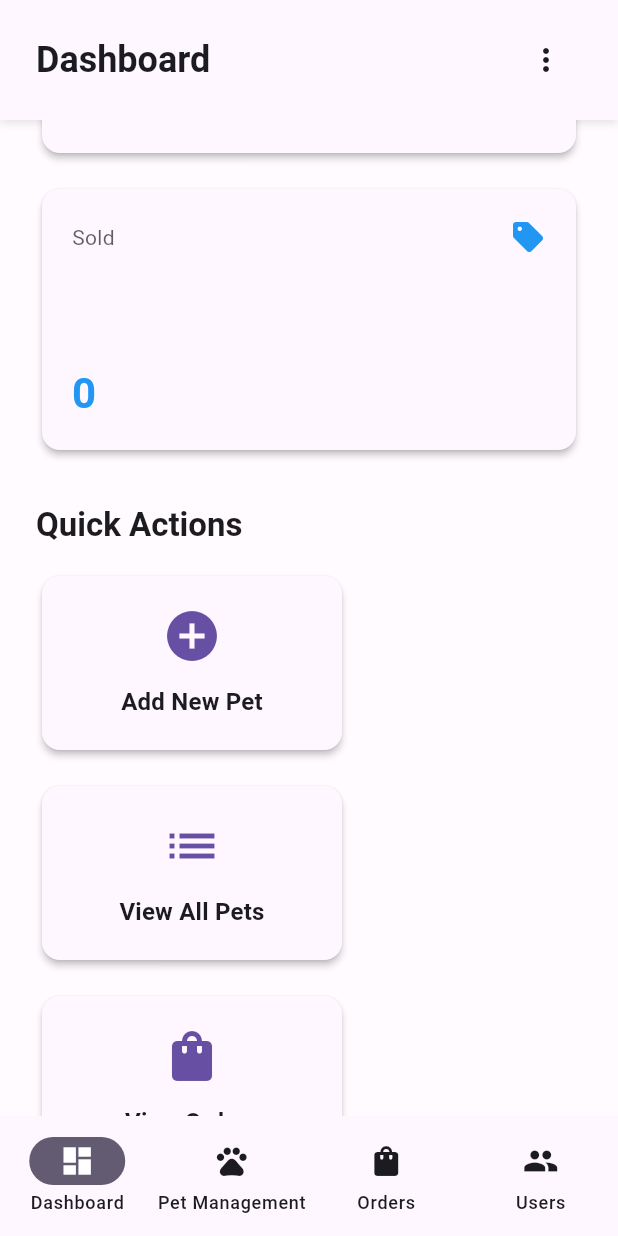
After one commit to nerufuyo/atomepet, a Flutter app: the AdminDashboardScreen screen opened by its route, scrolled down 576 dp, after a tap on the "more vert" icon, on a phone screen of 412 x 824 dp. The commit adds this screen. Run offline on Flutter 3.47's test engine with Material 3 defaults, Android fonts, the phone set to English and light mode, and no system bars; our stand-ins replace cached_network_image, connectivity_plus, dio, equatable, flutter_secure_storage, get and 5 more; accounts and stored records are empty; network calls fail.

Commit message:
feat: add admin dashboard with responsive layout
- Create AdminDashboardScreen with sidebar navigation
- Add responsive layout for mobile/tablet/desktop
- Implement dashboard statistics cards (total, available, pending, sold pets)
- Add quick action cards for common admin tasks
- Configure admin routes (/admin, /admin/pets)
- Add admin link to home screen
- Support navigation rail (extended on desktop, compact on tablet)
- Add user profile section in sidebar with logout
- Implement popup menu with profile, settings, logout actions
- Mobile bottom navigation for narrow screens
- Statistics show real-time pet counts from PetController

```diff
--- a/lib/routes/app_pages.dart
+++ b/lib/routes/app_pages.dart
@@ -12,6 +12,7 @@ import 'package:atomepet/views/screens/pet/pet_form_screen.dart';
 import 'package:atomepet/views/screens/store/store_screen.dart';
 import 'package:atomepet/views/screens/store/order_history_screen.dart';
 import 'package:atomepet/views/screens/profile/profile_screen.dart';
+import 'package:atomepet/views/screens/admin/admin_dashboard_screen.dart';
 import 'package:atomepet/bindings/home_binding.dart';
 import 'package:atomepet/bindings/auth_binding.dart';
 import 'package:atomepet/models/pet.dart';
@@ -96,5 +97,21 @@ class AppPages {
       transition: Transition.rightToLeft,
       transitionDuration: AppTransitions.defaultDuration,
     ),
+    GetPage(
+      name: AppRoutes.admin,
+      page: () => const AdminDashboardScreen(),
+      binding: HomeBinding(),
+      middlewares: [AuthMiddleware()],
+      transition: Transition.fadeIn,
+      transitionDuration: AppTransitions.defaultDuration,
+    ),
+    GetPage(
+      name: AppRoutes.adminPets,
+      page: () => const AdminDashboardScreen(),
+      binding: HomeBinding(),
+      middlewares: [AuthMiddleware()],
+      transition: Transition.fadeIn,
+      transitionDuration: AppTransitions.defaultDuration,
+    ),
   ];
 }
--- a/lib/routes/app_routes.dart
+++ b/lib/routes/app_routes.dart
@@ -14,4 +14,6 @@ class AppRoutes {
   static const String cart = '/cart';
   static const String profile = '/profile';
   static const String settings = '/settings';
+  static const String admin = '/admin';
+  static const String adminPets = '/admin/pets';
 }
--- /dev/null
+++ b/lib/views/screens/admin/admin_dashboard_screen.dart
@@ -0,0 +1,562 @@
+import 'package:flutter/material.dart';
+import 'package:get/get.dart';
+import 'package:atomepet/controllers/pet_controller.dart';
+import 'package:atomepet/controllers/user_controller.dart';
+import 'package:atomepet/routes/app_routes.dart';
+
+class AdminDashboardScreen extends StatefulWidget {
+  const AdminDashboardScreen({super.key});
+
+  @override
+  State<AdminDashboardScreen> createState() => _AdminDashboardScreenState();
+}
+
+class _AdminDashboardScreenState extends State<AdminDashboardScreen> {
+  int _selectedIndex = 0;
+
+  final List<NavigationItem> _navItems = [
+    NavigationItem(
+      icon: Icons.dashboard,
+      label: 'Dashboard',
+      route: '/admin',
+    ),
+    NavigationItem(
+      icon: Icons.pets,
+      label: 'Pet Management',
+      route: '/admin/pets',
+    ),
+    NavigationItem(
+      icon: Icons.shopping_bag,
+      label: 'Orders',
+      route: '/admin/orders',
+    ),
+    NavigationItem(
+      icon: Icons.people,
+      label: 'Users',
+      route: '/admin/users',
+    ),
+  ];
+
+  @override
+  Widget build(BuildContext context) {
+    final theme = Theme.of(context);
+    final isWideScreen = MediaQuery.of(context).size.width >= 1024;
+    final isMediumScreen = MediaQuery.of(context).size.width >= 600;
+
+    return Scaffold(
+      body: Row(
+        children: [
+          // Sidebar Navigation
+          if (isWideScreen || isMediumScreen)
+            NavigationRail(
+              extended: isWideScreen,
+              selectedIndex: _selectedIndex,
+              onDestinationSelected: (index) {
+                setState(() {
+                  _selectedIndex = index;
+                });
+              },
+              leading: isWideScreen
+                  ? Padding(
+                      padding: const EdgeInsets.all(16.0),
+                      child: Column(
+                        children: [
+                          Icon(
+                            Icons.pets,
+                            size: 48,
+                            color: theme.colorScheme.primary,
+                          ),
+                          const SizedBox(height: 8),
+                          Text(
+                            'AtomePet',
+                            style: theme.textTheme.titleLarge?.copyWith(
+                              fontWeight: FontWeight.bold,
+                            ),
+                          ),
+                          const SizedBox(height: 4),
+                          Text(
+                            'Admin Panel',
+                            style: theme.textTheme.bodySmall?.copyWith(
+                              color: theme.colorScheme.onSurface.withOpacity(0.6),
+                            ),
+                          ),
+                        ],
+                      ),
+                    )
+                  : Icon(
+                      Icons.pets,
+                      size: 36,
+                      color: theme.colorScheme.primary,
+                    ),
+              trailing: isWideScreen
+                  ? Expanded(
+                      child: Align(
+                        alignment: Alignment.bottomCenter,
+                        child: Padding(
+                          padding: const EdgeInsets.all(16.0),
+                          child: _buildUserSection(theme),
+                        ),
+                      ),
+                    )
+                  : null,
+              destinations: _navItems
+                  .map(
+                    (item) => NavigationRailDestination(
+                      icon: Icon(item.icon),
+                      label: Text(item.label),
+                    ),
+                  )
+                  .toList(),
+            ),
+
+          // Vertical Divider
+          if (isWideScreen || isMediumScreen) const VerticalDivider(width: 1),
+
+          // Main Content Area
+          Expanded(
+            child: Column(
+              children: [
+                // App Bar
+                _buildAppBar(theme, isWideScreen),
+
+                // Content
+                Expanded(
+                  child: _buildContent(),
+                ),
+              ],
+            ),
+          ),
+        ],
+      ),
+
+      // Bottom Navigation for mobile
+      bottomNavigationBar: (isWideScreen || isMediumScreen)
+          ? null
+          : NavigationBar(
+              selectedIndex: _selectedIndex,
+              onDestinationSelected: (index) {
+                setState(() {
+                  _selectedIndex = index;
+                });
+              },
+              destinations: _navItems
+                  .map(
+                    (item) => NavigationDestination(
+                      icon: Icon(item.icon),
+                      label: item.label,
+                    ),
+                  )
+                  .toList(),
+            ),
+    );
+  }
+
+  Widget _buildAppBar(ThemeData theme, bool isWideScreen) {
+    final userController = Get.find<UserController>();
+
+    return Container(
+      decoration: BoxDecoration(
+        color: theme.colorScheme.surface,
+        boxShadow: [
+          BoxShadow(
+            color: theme.colorScheme.shadow.withOpacity(0.1),
+            blurRadius: 4,
+            offset: const Offset(0, 2),
+          ),
+        ],
+      ),
+      child: Padding(
+        padding: const EdgeInsets.symmetric(horizontal: 24, vertical: 16),
+        child: Row(
+          children: [
+            Text(
+              _navItems[_selectedIndex].label,
+              style: theme.textTheme.headlineSmall?.copyWith(
+                fontWeight: FontWeight.bold,
+              ),
+            ),
+            const Spacer(),
+            if (isWideScreen) ...[
+              IconButton(
+                icon: const Icon(Icons.notifications_outlined),
+                onPressed: () {
+                  // TODO: Show notifications
+                },
+              ),
+              const SizedBox(width: 8),
+              Obx(() {
+                final user = userController.currentUser.value;
+                return PopupMenuButton<void>(
+                  child: Row(
+                    mainAxisSize: MainAxisSize.min,
+                    children: [
+                      CircleAvatar(
+                        backgroundColor: theme.colorScheme.primaryContainer,
+                        child: Text(
+                          user?.username?.substring(0, 1).toUpperCase() ?? 'A',
+                          style: TextStyle(
+                            color: theme.colorScheme.onPrimaryContainer,
+                            fontWeight: FontWeight.bold,
+                          ),
+                        ),
+                      ),
+                      const SizedBox(width: 12),
+                      Column(
+                        crossAxisAlignment: CrossAxisAlignment.start,
+                        mainAxisSize: MainAxisSize.min,
+                        children: [
+                          Text(
+                            user?.username ?? 'Admin',
+                            style: theme.textTheme.bodyMedium?.copyWith(
+                              fontWeight: FontWeight.w600,
+                            ),
+                          ),
+                          Text(
+                            user?.email ?? '',
+                            style: theme.textTheme.bodySmall?.copyWith(
+                              color: theme.colorScheme.onSurface.withOpacity(0.6),
+                            ),
+                          ),
+                        ],
+                      ),
+                      const SizedBox(width: 8),
+                      const Icon(Icons.arrow_drop_down),
+                    ],
+                  ),
+                  itemBuilder: (context) => <PopupMenuEntry<void>>[
+                    PopupMenuItem<void>(
+                      child: const Row(
+                        children: [
+                          Icon(Icons.person),
+                          SizedBox(width: 12),
+                          Text('Profile'),
+                        ],
+                      ),
+                      onTap: () => Get.toNamed(AppRoutes.profile),
+                    ),
+                    PopupMenuItem<void>(
+                      child: const Row(
+                        children: [
+                          Icon(Icons.settings),
+                          SizedBox(width: 12),
+                          Text('Settings'),
+                        ],
+                      ),
+                      onTap: () {
+                        // TODO: Navigate to settings
+                      },
+                    ),
+                    const PopupMenuDivider(),
+                    PopupMenuItem<void>(
+                      child: Row(
+                        children: [
+                          Icon(Icons.logout, color: theme.colorScheme.error),
+                          const SizedBox(width: 12),
+                          Text(
+                            'Logout',
+                            style: TextStyle(color: theme.colorScheme.error),
+                          ),
+                        ],
+                      ),
+                      onTap: () async {
+                        await userController.logout();
+                        Get.offAllNamed(AppRoutes.login);
+                      },
+                    ),
+                  ],
+                );
+              }),
+            ] else
+              IconButton(
+                icon: const Icon(Icons.more_vert),
+                onPressed: () {
+                  // TODO: Show mobile menu
+                },
+              ),
+          ],
+        ),
+      ),
+    );
+  }
+
+  Widget _buildUserSection(ThemeData theme) {
+    final userController = Get.find<UserController>();
+
+    return Obx(() {
+      final user = userController.currentUser.value;
+      return Card(
+        child: Padding(
+          padding: const EdgeInsets.all(12.0),
+          child: Column(
+            mainAxisSize: MainAxisSize.min,
+            children: [
+              CircleAvatar(
+                radius: 28,
+                backgroundColor: theme.colorScheme.primaryContainer,
+                child: Text(
+                  user?.username?.substring(0, 1).toUpperCase() ?? 'A',
+                  style: theme.textTheme.titleLarge?.copyWith(
+                    color: theme.colorScheme.onPrimaryContainer,
+                    fontWeight: FontWeight.bold,
+                  ),
+                ),
+              ),
+              const SizedBox(height: 8),
+              Text(
+                user?.username ?? 'Admin',
+                style: theme.textTheme.bodyMedium?.copyWith(
+                  fontWeight: FontWeight.w600,
+                ),
+                textAlign: TextAlign.center,
+              ),
+              Text(
+                user?.email ?? '',
+                style: theme.textTheme.bodySmall?.copyWith(
+                  color: theme.colorScheme.onSurface.withOpacity(0.6),
+                ),
+                textAlign: TextAlign.center,
+                maxLines: 1,
+                overflow: TextOverflow.ellipsis,
+              ),
+              const SizedBox(height: 8),
+              FilledButton.tonalIcon(
+                onPressed: () async {
+                  await userController.logout();
+                  Get.offAllNamed(AppRoutes.login);
+                },
+                icon: const Icon(Icons.logout, size: 18),
+                label: const Text('Logout'),
+                style: FilledButton.styleFrom(
+                  padding: const EdgeInsets.symmetric(horizontal: 16, vertical: 8),
+                ),
+              ),
+            ],
+          ),
+        ),
+      );
+    });
+  }
+
+  Widget _buildContent() {
+    switch (_selectedIndex) {
+      case 0:
+        return _buildDashboardContent();
+      case 1:
+        return _buildPetManagementContent();
+      case 2:
+        return _buildOrdersContent();
+      case 3:
+        return _buildUsersContent();
+      default:
+        return _buildDashboardContent();
+    }
+  }
+
+  Widget _buildDashboardContent() {
+    final petController = Get.find<PetController>();
+    final theme = Theme.of(context);
+
+    return SingleChildScrollView(
+      padding: const EdgeInsets.all(24),
+      child: Column(
+        crossAxisAlignment: CrossAxisAlignment.start,
+        children: [
+          // Statistics Cards
+          Obx(() {
+            final pets = petController.pets;
+            final availableCount = pets.where((p) => p.status == 'available').length;
+            final pendingCount = pets.where((p) => p.status == 'pending').length;
+            final soldCount = pets.where((p) => p.status == 'sold').length;
+
+            return LayoutBuilder(
+              builder: (context, constraints) {
+                final isWide = constraints.maxWidth >= 900;
+                final crossAxisCount = isWide ? 4 : (constraints.maxWidth >= 600 ? 2 : 1);
+
+                return GridView.count(
+                  crossAxisCount: crossAxisCount,
+                  shrinkWrap: true,
+                  physics: const NeverScrollableScrollPhysics(),
+                  mainAxisSpacing: 16,
+                  crossAxisSpacing: 16,
+                  childAspectRatio: 2,
+                  children: [
+                    _buildStatCard(
+                      theme,
+                      'Total Pets',
+                      pets.length.toString(),
+                      Icons.pets,
+                      theme.colorScheme.primary,
+                    ),
+                    _buildStatCard(
+                      theme,
+                      'Available',
+                      availableCount.toString(),
+                      Icons.check_circle,
+                      Colors.green,
+                    ),
+                    _buildStatCard(
+                      theme,
+                      'Pending',
+                      pendingCount.toString(),
+                      Icons.pending,
+                      Colors.orange,
+                    ),
+                    _buildStatCard(
+                      theme,
+                      'Sold',
+                      soldCount.toString(),
+                      Icons.sell,
+                      Colors.blue,
+                    ),
+                  ],
+                );
+              },
+            );
+          }),
+          const SizedBox(height: 32),
+
+          // Quick Actions
+          Text(
+            'Quick Actions',
+            style: theme.textTheme.titleLarge?.copyWith(
+              fontWeight: FontWeight.bold,
+            ),
+          ),
+          const SizedBox(height: 16),
+          Wrap(
+            spacing: 16,
+            runSpacing: 16,
+            children: [
+              _buildQuickActionCard(
+                theme,
+                'Add New Pet',
+                Icons.add_circle,
+                () => Get.toNamed(AppRoutes.petForm),
+              ),
+              _buildQuickActionCard(
+                theme,
+                'View All Pets',
+                Icons.list,
+                () => setState(() => _selectedIndex = 1),
+              ),
+              _buildQuickActionCard(
+                theme,
+                'View Orders',
+                Icons.shopping_bag,
+                () => setState(() => _selectedIndex = 2),
+              ),
+              _buildQuickActionCard(
+                theme,
+                'Manage Users',
+                Icons.people,
+                () => setState(() => _selectedIndex = 3),
+              ),
+            ],
+          ),
+        ],
+      ),
+    );
+  }
+
+  Widget _buildStatCard(
+    ThemeData theme,
+    String title,
+    String value,
+    IconData icon,
+    Color color,
+  ) {
+    return Card(
+      elevation: 2,
+      child: Padding(
+        padding: const EdgeInsets.all(20),
+        child: Column(
+          crossAxisAlignment: CrossAxisAlignment.start,
+          mainAxisAlignment: MainAxisAlignment.spaceBetween,
+          children: [
+            Row(
+              mainAxisAlignment: MainAxisAlignment.spaceBetween,
+              children: [
+                Text(
+                  title,
+                  style: theme.textTheme.bodyMedium?.copyWith(
+                    color: theme.colorScheme.onSurface.withOpacity(0.7),
+                  ),
+                ),
+                Icon(icon, color: color, size: 24),
+              ],
+            ),
+            Text(
+              value,
+              style: theme.textTheme.headlineMedium?.copyWith(
+                fontWeight: FontWeight.bold,
+                color: color,
+              ),
+            ),
+          ],
+        ),
+      ),
+    );
+  }
+
+  Widget _buildQuickActionCard(
+    ThemeData theme,
+    String title,
+    IconData icon,
+    VoidCallback onTap,
+  ) {
+    return InkWell(
+      onTap: onTap,
+      borderRadius: BorderRadius.circular(12),
+      child: Card(
+        child: Container(
+          width: 200,
+          padding: const EdgeInsets.all(20),
+          child: Column(
+            children: [
+              Icon(icon, size: 40, color: theme.colorScheme.primary),
+              const SizedBox(height: 12),
+              Text(
+                title,
+                style: theme.textTheme.titleMedium?.copyWith(
+                  fontWeight: FontWeight.w600,
+                ),
+                textAlign: TextAlign.center,
+              ),
+            ],
+          ),
+        ),
+      ),
+    );
+  }
+
+  Widget _buildPetManagementContent() {
+    return const Center(
+      child: Text('Pet Management - Coming in next step'),
+    );
+  }
+
+  Widget _buildOrdersContent() {
+    return const Center(
+      child: Text('Orders Management - Coming soon'),
+    );
+  }
+
+  Widget _buildUsersContent() {
+    return const Center(
+      child: Text('Users Management - Coming soon'),
+    );
+  }
+}
+
+class NavigationItem {
+  final IconData icon;
+  final String label;
+  final String route;
+
+  NavigationItem({
+    required this.icon,
+    required this.label,
+    required this.route,
+  });
+}
```
Also changed, not shown: lib/views/screens/home/home_screen.dart (+19 -7 lines).
